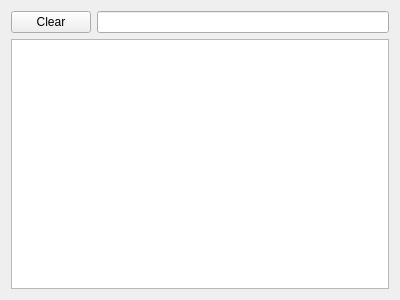
Qt form tux4kids-admin/src/selectStudentWidget.ui (deepakagg/tux4kids-admin) before a commit.
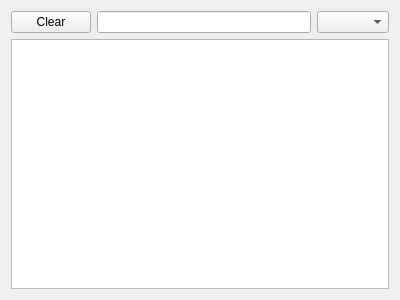
The same form after that commit.

Patch:
```diff
--- a/tux4kids-admin/src/selectStudentWidget.ui
+++ b/tux4kids-admin/src/selectStudentWidget.ui
@@ -28,6 +28,9 @@
        <item>
         <widget class="QLineEdit" name="searchEdit"/>
        </item>
+       <item>
+        <widget class="QComboBox" name="filterKeyCombo"/>
+       </item>
       </layout>
      </item>
      <item>
```
